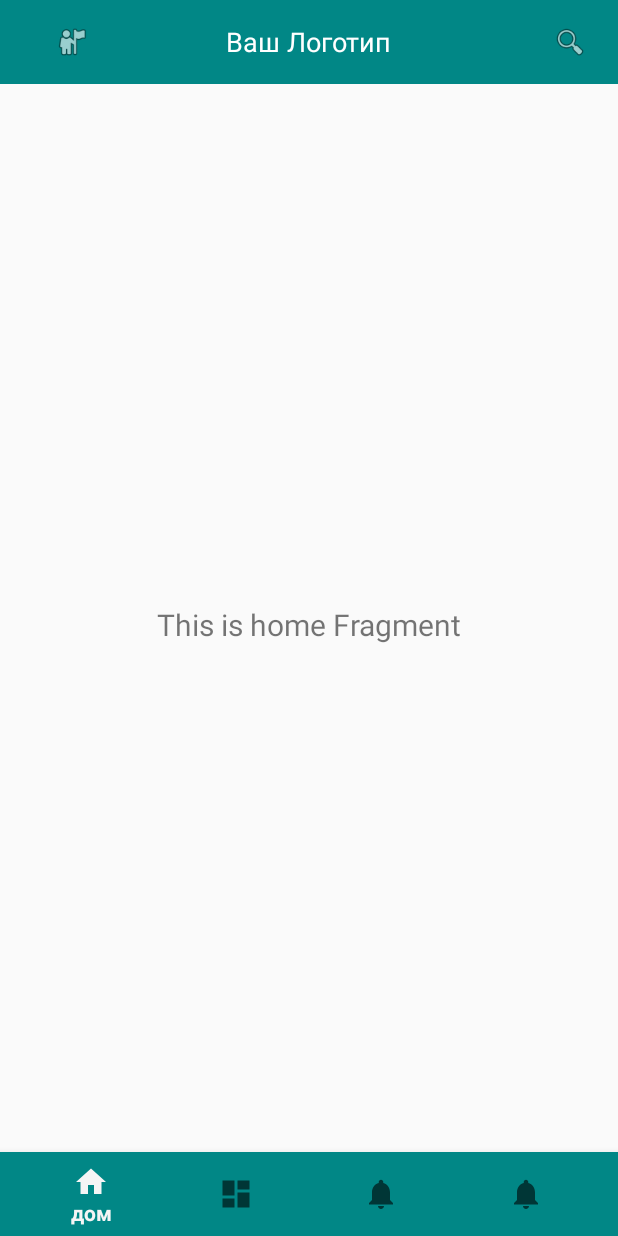
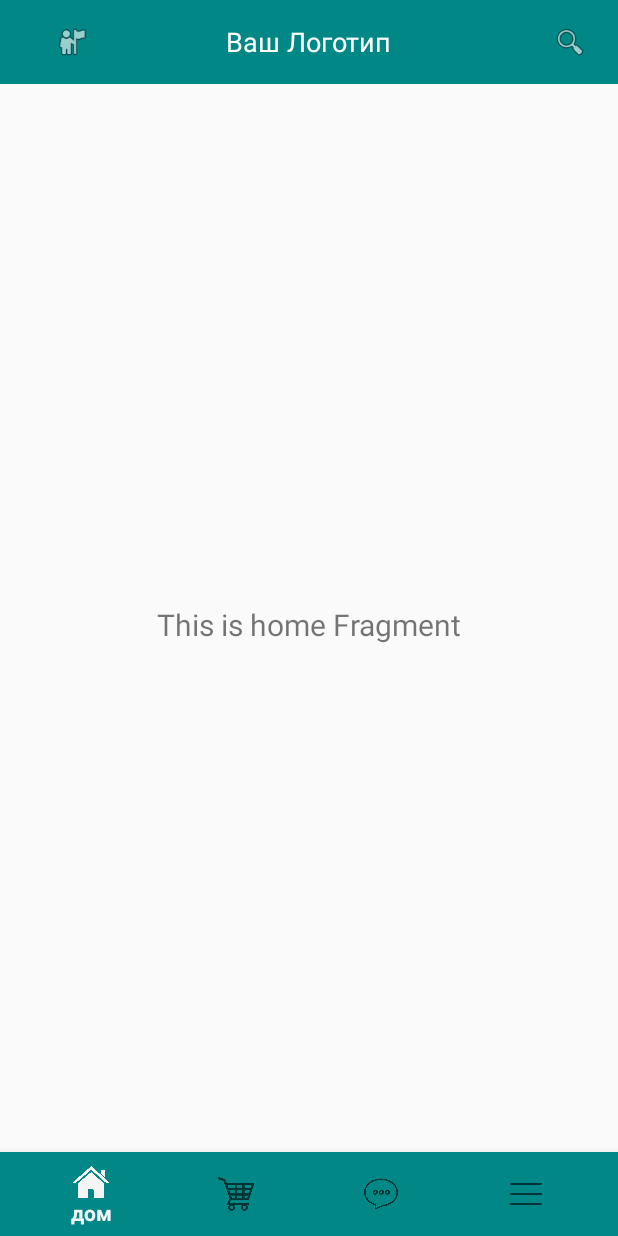
Before and after one commit to URegina96/fish, an Android app: the screen it shows after launch (MainActivity), on a phone screen of 412 x 824 dp. Run offline under Robolectric (Android 15) with nearby library versions, the light colour scheme and no system bars; our stand-ins replace navigation-ui.

Commit message:
bottom_nav_menu

```diff
--- a/app/src/main/res/menu/bottom_nav_menu.xml
+++ b/app/src/main/res/menu/bottom_nav_menu.xml
@@ -3,21 +3,21 @@
 
     <item
         android:id="@+id/navigation_home"
-        android:icon="@drawable/ic_home_black_24dp"
+        android:icon="@drawable/ic_home"
         android:title="@string/title_home" />
 
     <item
-        android:id="@+id/navigation_basket"
-        android:icon="@drawable/ic_dashboard_black_24dp"
+        android:id="@+id/navigation_dashboard"
+        android:icon="@drawable/ic_cart"
         android:title="@string/title_basket" />
 
     <item
-        android:id="@+id/navigation_chat"
-        android:icon="@drawable/ic_notifications_black_24dp"
+        android:id="@+id/navigation_notifications"
+        android:icon="@drawable/ic_chat"
         android:title="@string/title_chat" />
     <item
         android:id="@+id/navigation_menu"
-        android:icon="@drawable/ic_notifications_black_24dp"
+        android:icon="@drawable/ic_menu"
         android:title="@string/title_menu" />
 
 </menu>
--- a/app/src/main/res/navigation/mobile_navigation.xml
+++ b/app/src/main/res/navigation/mobile_navigation.xml
@@ -9,7 +9,17 @@
         android:id="@+id/navigation_home"
         android:name="com.example.myapplication.ui.home.HomeFragment"
         android:label="@string/title_home"
-        tools:layout="@layout/fragment_home" />
+        tools:layout="@layout/fragment_home" >
+        <action
+            android:id="@+id/action_navigation_home_to_navigation_dashboard"
+            app:destination="@id/navigation_dashboard" />
+        <action
+            android:id="@+id/action_navigation_home_to_navigation_menu"
+            app:destination="@id/navigation_menu" />
+        <action
+            android:id="@+id/action_navigation_home_to_navigation_notifications"
+            app:destination="@id/navigation_notifications" />
+    </fragment>
 
     <fragment
         android:id="@+id/navigation_dashboard"
@@ -22,4 +32,9 @@
         android:name="com.example.myapplication.ui.notifications.NotificationsFragment"
         android:label="@string/title_notifications"
         tools:layout="@layout/fragment_notifications" />
+    <fragment
+        android:id="@+id/navigation_menu"
+        android:name="com.example.myapplication.ui.menu.MenuFragment"
+        android:label="@string/title_notifications"
+        tools:layout="@layout/fragment_menu" />
 </navigation>
```
